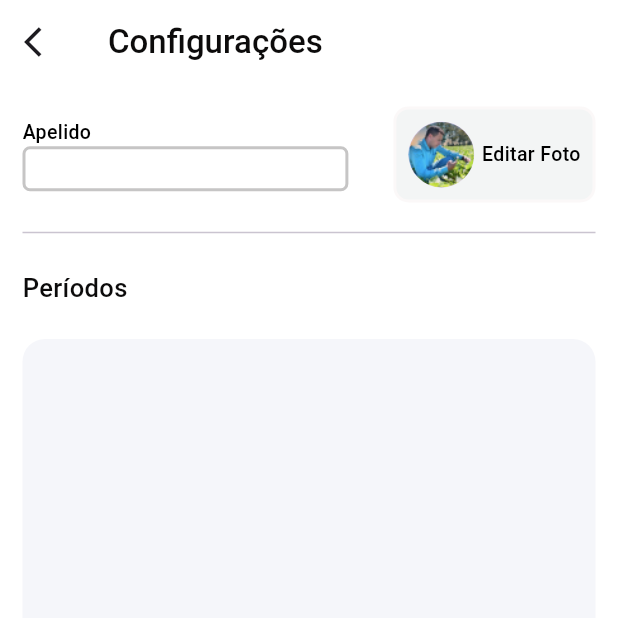
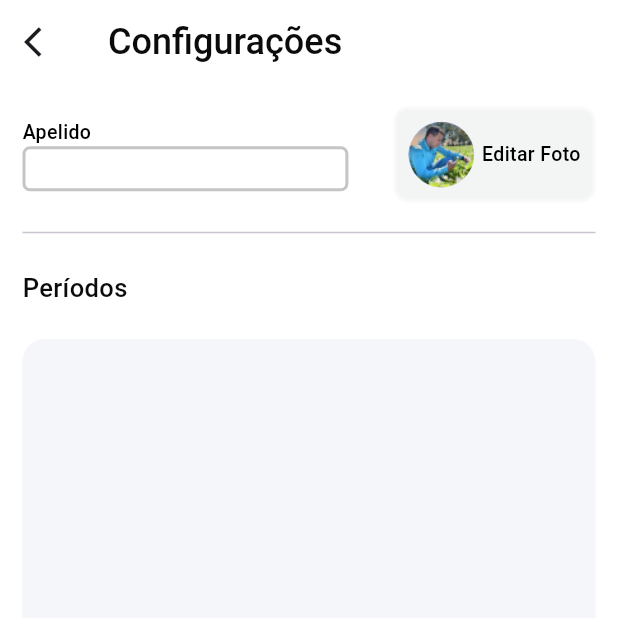
Before and after one commit to Augustob790/CRUD-Flutter, a Flutter app: the screen it shows after launch, on a phone screen of 412 x 824 dp, the top half of it. Run offline on Flutter 3.47's test engine with Material 3 defaults, Android fonts, the phone set to English and light mode, and no system bars; our stand-ins replace sqflite, table_calendar; accounts and stored records are empty; Roboto replaces fonts that are missing (Manrope).

Commit message:
fix: title app bar

```diff
--- a/lib/presentation/pages/home_page.dart
+++ b/lib/presentation/pages/home_page.dart
@@ -39,7 +39,7 @@ class _NoteListScreenState extends State<NoteListScreen> {
           text: "Configurações",
           color: Color.fromARGB(255, 12, 11, 11),
           font: FontWeight.w500,
-          size: 22,
+          size: 24,
         ),
         leading: IconButton(
           icon: Icon(Icons.arrow_back_ios),
```
